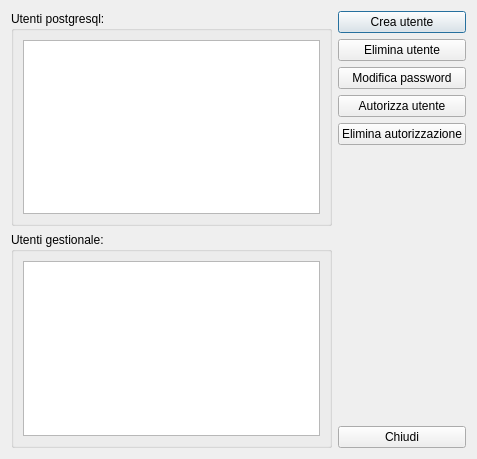
Before: the Qt Designer form moduleDatabase/userdbdialog.ui in kvsd/Gestionale, drawn with Qt 5.
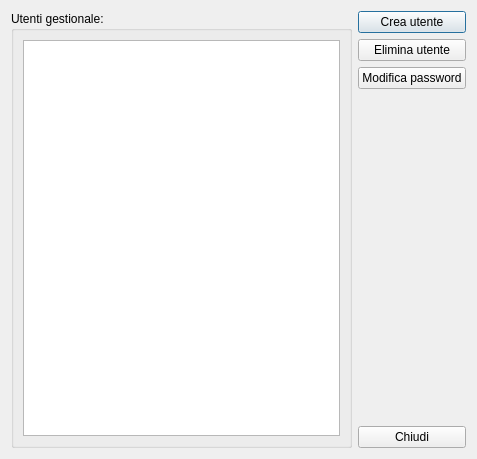
After: the same form once the commit is applied.

Commit message:
Semplificata interfaccia UserDbDialog
Ora l'interfaccia presenta una sola View collegata alla tabella
user_db.

The edit to the form file:
```diff
--- a/moduleDatabase/userdbdialog.ui
+++ b/moduleDatabase/userdbdialog.ui
@@ -16,22 +16,6 @@
   <layout class="QHBoxLayout" name="horizontalLayout" stretch="1,0">
    <item>
     <layout class="QVBoxLayout" name="verticalLayout_4">
-     <item>
-      <widget class="QGroupBox" name="groupBox_2">
-       <property name="title">
-        <string>Utenti postgresql:</string>
-       </property>
-       <layout class="QVBoxLayout" name="verticalLayout_3">
-        <item>
-         <widget class="QListView" name="UserListView">
-          <property name="focusPolicy">
-           <enum>Qt::ClickFocus</enum>
-          </property>
-         </widget>
-        </item>
-       </layout>
-      </widget>
-     </item>
      <item>
       <widget class="QGroupBox" name="groupBox">
        <property name="title">
@@ -76,20 +60,6 @@
        </property>
       </widget>
      </item>
-     <item>
-      <widget class="QPushButton" name="addAuthButton">
-       <property name="text">
-        <string>Autorizza utente</string>
-       </property>
-      </widget>
-     </item>
-     <item>
-      <widget class="QPushButton" name="delAuthButton">
-       <property name="text">
-        <string>Elimina autorizzazione</string>
-       </property>
-      </widget>
-     </item>
      <item>
       <spacer name="verticalSpacer">
        <property name="orientation">
```
Left out of the diff: 2 changed lines with no effect on the pictures.
